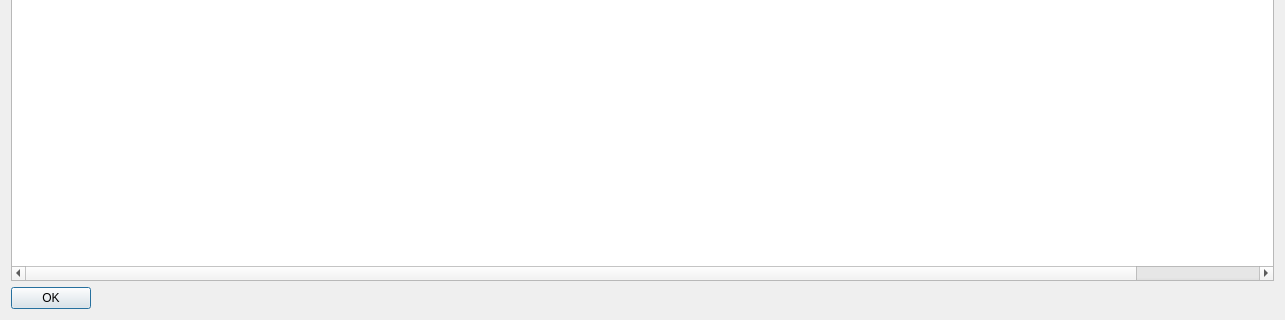
bitbaymarket/bitbay-core, file src/qt/forms/coincontroldialog.ui: the form before one commit; both pictures show x 0 to 1285 and y 298 to 618 of the 1285 by 618 pixel window.
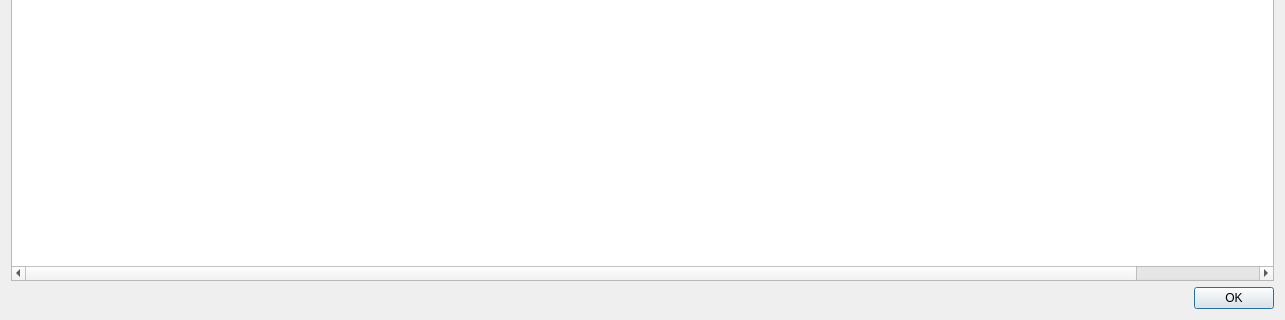
The form after the commit. Custom widgets are drawn as their Qt base class.

```diff
--- a/src/qt/forms/coincontroldialog.ui
+++ b/src/qt/forms/coincontroldialog.ui
@@ -494,12 +494,6 @@
    </item>
    <item>
     <widget class="QDialogButtonBox" name="buttonBox">
-     <property name="sizePolicy">
-      <sizepolicy hsizetype="Maximum" vsizetype="Fixed">
-       <horstretch>0</horstretch>
-       <verstretch>0</verstretch>
-      </sizepolicy>
-     </property>
      <property name="orientation">
       <enum>Qt::Horizontal</enum>
      </property>
```
